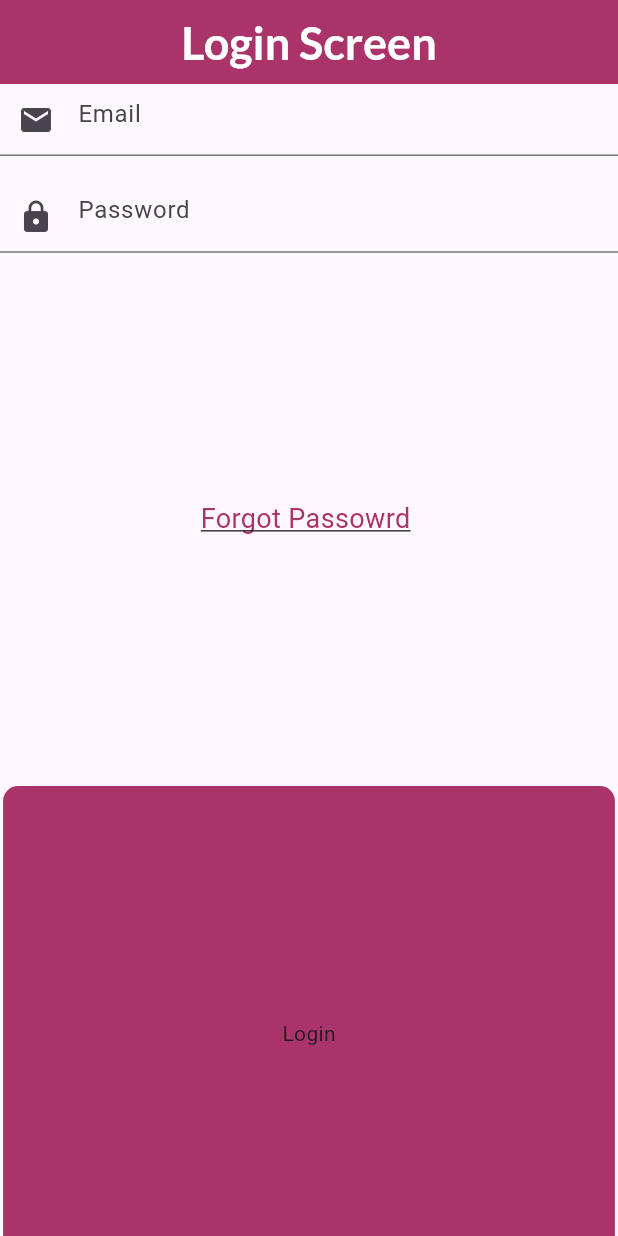
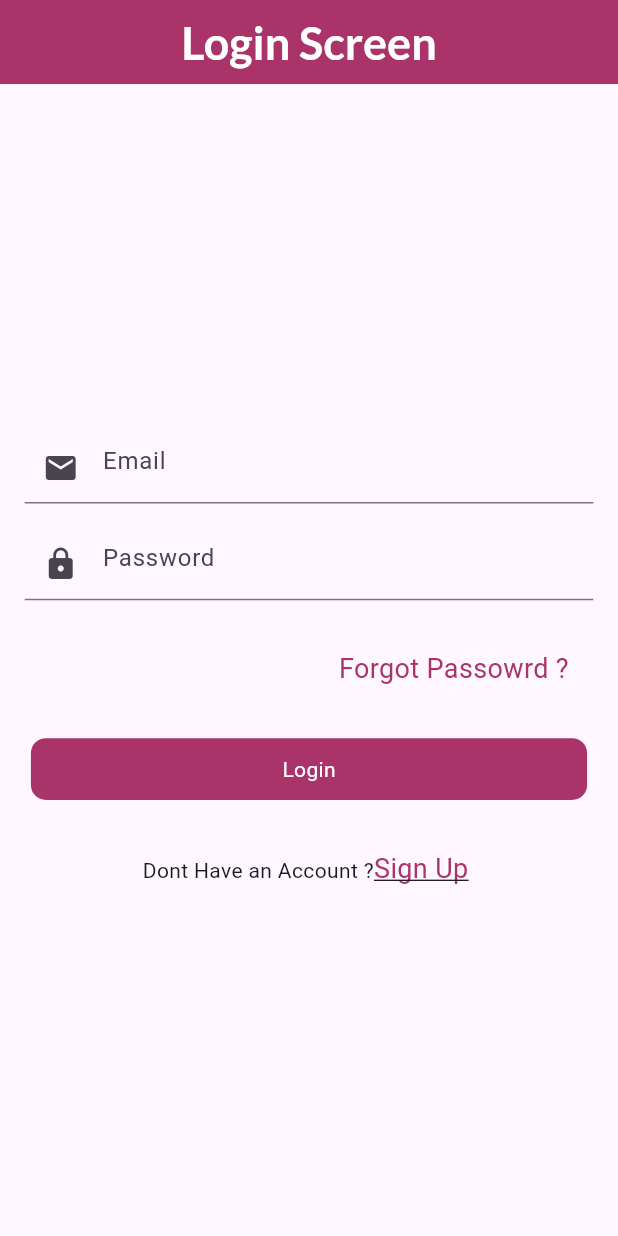
Before and after one commit to huzaifa-huzzi/blog_flutter_getx, a Flutter app: the screen it shows after launch, on a phone screen of 412 x 824 dp. Run offline on Flutter 3.47's test engine with Material 3 defaults, Android fonts, the phone set to English and light mode, and no system bars; our stand-ins replace firebase_auth, firebase_core, firebase_database, fluttertoast, get, google_fonts and 1 more; accounts and stored records are empty.

Commit message:
1.Running app

```diff
--- a/lib/Resources/Components/RoundButton/RoundButton.dart
+++ b/lib/Resources/Components/RoundButton/RoundButton.dart
@@ -17,13 +17,13 @@ class RoundButton extends StatelessWidget {
     return InkWell(
       onTap: onPress,
       child: Container(
-        height: height * 0.4,
-            width: width * 0.99,
+        height: height * .05,
+            width: width * 0.9,
             decoration: BoxDecoration(
               color: AppColor.pinkColor,
               borderRadius: BorderRadius.circular(10),
             ),
-        child:loading ? LoadingIndicator(indicatorType: Indicator.ballClipRotate,colors: [AppColor.pinkColor],) :  Center(child: Text(title),),
+        child:loading ? LoadingIndicator(indicatorType: Indicator.ballClipRotate,colors: [AppColor.whiteColor],) :  Center(child: Text(title,style: TextStyle(color: AppColor.whiteColor),),),
       ),
     );
   }
--- a/lib/view/Login/LoginScreen.dart
+++ b/lib/view/Login/LoginScreen.dart
@@ -51,11 +51,15 @@ class _LoginScreenState extends State<LoginScreen> {
          ),
         body: SafeArea(
           child:Obx((){
-            return Column(
+            return Center(
+              child: Column(
                 mainAxisAlignment: MainAxisAlignment.center,
                 crossAxisAlignment: CrossAxisAlignment.center,
                 children: [
-                Form(
+                  Padding(
+                    padding: EdgeInsets.symmetric(horizontal: width * .04),
+                    child: Form(
+                      key:_formkey ,
                         child: Column(
                           children: [
                             InputField(myController:controller.emailController.value, focusNode: controller.emailFocus.value, onFieldSubmitted: (value){
@@ -76,19 +80,23 @@ class _LoginScreenState extends State<LoginScreen> {
                         )
 
                     ),
-                SizedBox(height: height * 0.2,),
-                 Text.rich(
+                  ),
+                  SizedBox(height: height * .04,),
+                   Padding(
+                     padding: EdgeInsets.only(left: width * 0.48),
+                     child: Text.rich(
                          TextSpan(
                                  style: TextStyle(),
                                     children: [
                                     TextSpan(
-                                  text: 'Forgot Passowrd ',
-                                 style: TextStyle(decoration: TextDecoration.underline,fontWeight: FontWeight.normal,fontSize: 18,color: AppColor.pinkColor),
+                                      text: 'Forgot Passowrd ? ',
+                                     style: TextStyle(fontWeight: FontWeight.normal,fontSize: 18,color: AppColor.pinkColor),
                                     )
                                     ]
                          ),
                      ),
-                SizedBox(height: height * 0.2,),
+                   ),
+                  SizedBox(height: height * .04,),
                   RoundButton(title: 'Login', onPress: (){
                       if(_formkey.currentState!.validate()){
                         String email = controller.emailController.value.text;
@@ -96,7 +104,7 @@ class _LoginScreenState extends State<LoginScreen> {
                         controller.loginFtn(email, password, context);
                       }
                   }),
-                SizedBox(height: height * 0.2 ,),
+                  SizedBox(height: height * .04 ,),
                   Text.rich(
                     TextSpan(
                         text: 'Dont Have an Account ?',
@@ -112,6 +120,7 @@ class _LoginScreenState extends State<LoginScreen> {
                   ),
 
                 ],
+              ),
             );
           }),
 
```
Also changed, not shown: lib/firebase_options.dart (added), 4 other files. Lines whose indentation alone changed are shown as unchanged.
